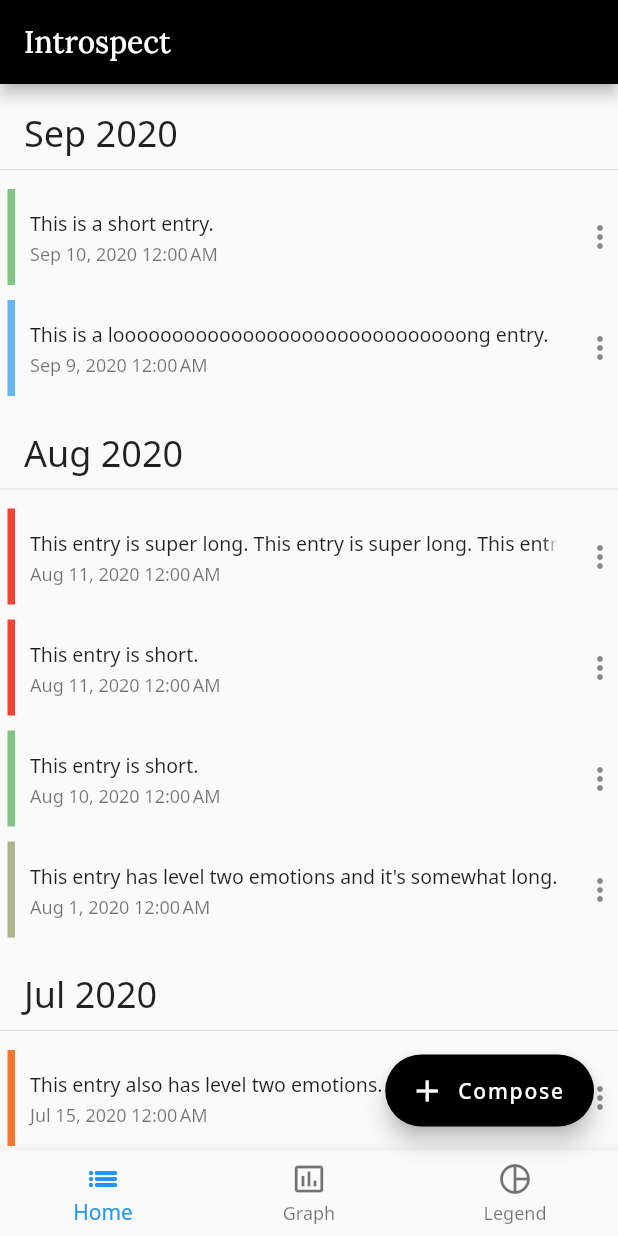
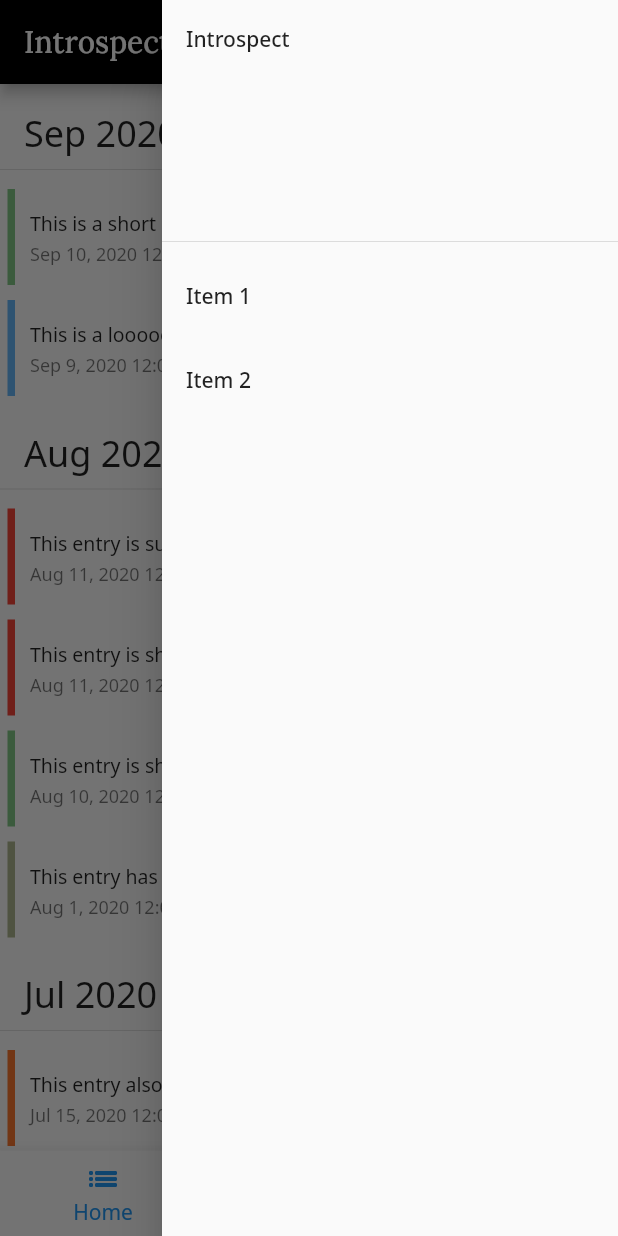
Before and after one commit to willxu1234/introspect, a Flutter app: the screen it shows after launch, with the side drawer open (before the commit the screen has no drawer), on a phone screen of 412 x 824 dp. Run offline on Flutter 3.47's test engine with Material 2 defaults, Android fonts, the phone set to English and light mode, and no system bars; our stand-ins replace google_fonts.

Commit message:
add reusable side drawer

```diff
--- a/lib/screens/home.dart
+++ b/lib/screens/home.dart
@@ -62,6 +62,7 @@ class _HomePageState extends State<HomePage> {
               );
             }
           }),
+      endDrawer: SideDrawer(),
     );
   }
 }
--- a/lib/widgets/reusable_widgets.dart
+++ b/lib/widgets/reusable_widgets.dart
@@ -29,3 +29,23 @@ class BottomNavigation extends StatelessWidget {
     ], currentIndex: routeIndex, onTap: onTap);
   }
 }
+
+class SideDrawer extends StatelessWidget {
+  @override
+  Widget build(BuildContext context) {
+    return Drawer(
+        child: ListView(padding: EdgeInsets.zero, children: <Widget>[
+      DrawerHeader(
+        child: Text('Introspect'),
+      ),
+      ListTile(
+        title: Text('Item 1'),
+        onTap: () {},
+      ),
+      ListTile(
+        title: Text('Item 2'),
+        onTap: () {},
+      )
+    ]));
+  }
+}
```
